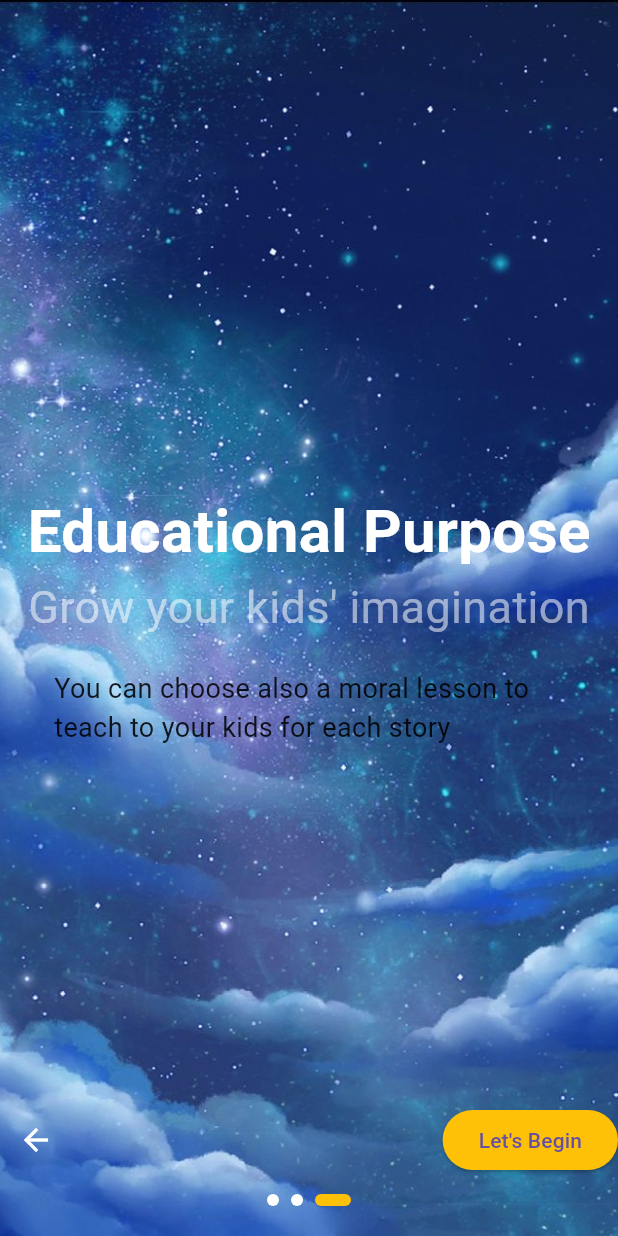
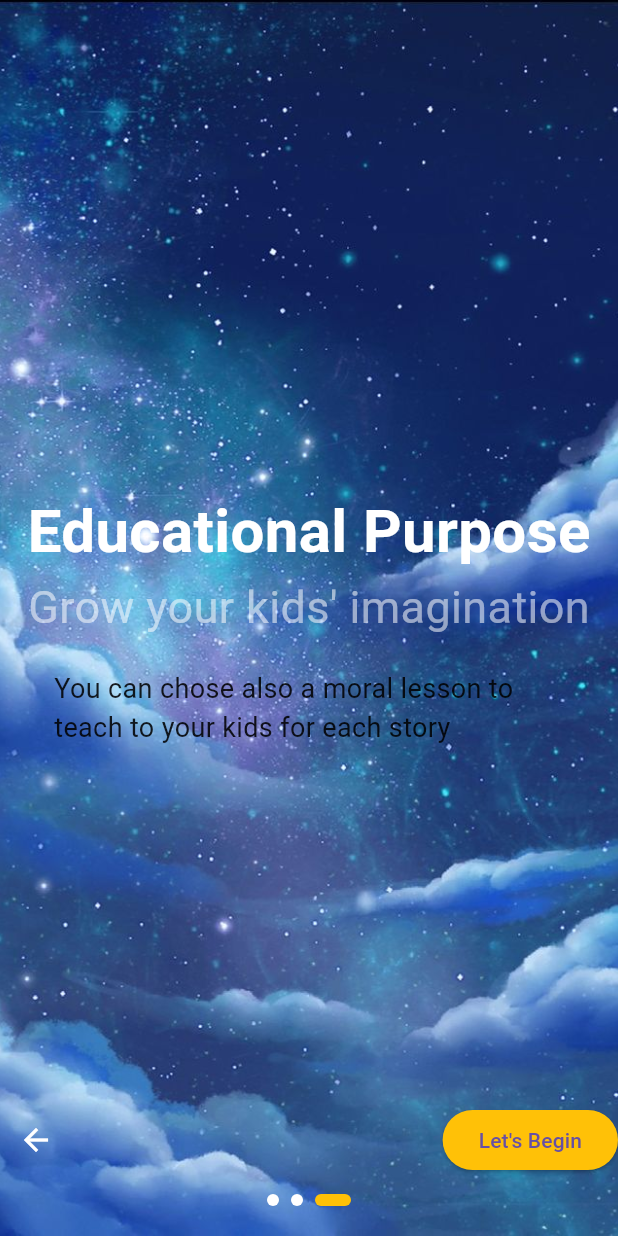
Before and after one commit to gabrizuzu/DreamyTales, a Flutter app: the screen it shows after launch, swiped to page 3, on a phone screen of 412 x 824 dp. Run offline on Flutter 3.47's test engine with Material 3 defaults, Android fonts, the light colour scheme and no system bars; our stand-ins replace firebase_auth, firebase_core, font_awesome_flutter, shared_preferences; accounts and stored records are empty.

Commit message:
definitivo funzionante con profilazione salvata

```diff
--- a/lib/main.dart
+++ b/lib/main.dart
@@ -1,46 +1,25 @@
-import 'package:dreamy_tales/pages/login_register_page.dart';
 import 'package:dreamy_tales/widget_tree.dart';
 import 'package:firebase_core/firebase_core.dart';
 import 'package:flutter/material.dart';
-import 'package:shared_preferences/shared_preferences.dart';
-import 'pages/tutorial_screen.dart';
 
 Future<void> main() async {
   WidgetsFlutterBinding.ensureInitialized();
   await Firebase.initializeApp();
-
-  // Controlla se il tutorial è già stato visualizzato
-  SharedPreferences prefs = await SharedPreferences.getInstance();
-  bool isTutorialSeen = prefs.getBool('isTutorialSeen') ?? false;
-
-  runApp(MyApp(isTutorialSeen: isTutorialSeen));
+  runApp(const MyApp());
 }
 
 class MyApp extends StatelessWidget {
-  final bool isTutorialSeen;
+  const MyApp({super.key});
 
-  const MyApp({Key? key, required this.isTutorialSeen}) : super(key: key);
-
+  // This widget is the root of your application.
   @override
   Widget build(BuildContext context) {
-    // Se il tutorial è già stato visto, vai direttamente alla LoginPage
-    if (isTutorialSeen) {
     return MaterialApp(
       debugShowCheckedModeBanner: false,
       theme: ThemeData(
         primarySwatch: Colors.purple,
       ),
-        home: WidgetTree(),
-      );
-    } else {
-      // Se il tutorial non è stato ancora visto, avvia il tutorial
-      return MaterialApp(
-        debugShowCheckedModeBanner: false,
-        theme: ThemeData(
-          primarySwatch: Colors.purple,
-        ),
-        home: TutorialScreen(),
+      home: const WidgetTree(),
     );
   }
 }
-}
--- a/lib/pages/tutorial_screen.dart
+++ b/lib/pages/tutorial_screen.dart
@@ -1,13 +1,13 @@
-import 'package:dreamy_tales/widget_tree.dart';
+
+import 'package:dreamy_tales/pages/login_register_page.dart';
+
+import 'package:dreamy_tales/widgets/app_large_text.dart';
+import 'package:dreamy_tales/widgets/app_text.dart';
+
 import 'package:flutter/material.dart';
-import 'package:shared_preferences/shared_preferences.dart';
-import '../widgets/app_large_text.dart';
-import '../widgets/app_text.dart';
-import 'login_register_page.dart';
 
 class TutorialScreen extends StatefulWidget {
-  const TutorialScreen({Key? key}) : super(key: key);
-
+  const TutorialScreen({Key? key}) : super(key:key);
   @override
   _TutorialScreenState createState() => _TutorialScreenState();
 }
@@ -15,14 +15,13 @@ class TutorialScreen extends StatefulWidget {
 class _TutorialScreenState extends State<TutorialScreen> {
   final PageController _pageController = PageController();
   int _currentPage = 0;
-  late SharedPreferences _prefs;
 
   List images = [
     'welcome1.jpg',
     'welcome2.jpg',
     'welcome3.jpg',
   ];
-  List largetext = [
+  List largetext= [
     'Dreamy Tales',
     'Original Stories',
     "Educational Purpose",
@@ -35,32 +34,8 @@ class _TutorialScreenState extends State<TutorialScreen> {
   List description = [
     "Dreamy Tales is a platform where you can generate and read stories. You can also share your stories with your friends and family.",
     "You can generate your own original story by selecting the characters, setting, and plot.",
-    "You can choose also a moral lesson to teach to your kids for each story",
+    "You can chose also a moral lesson to teach to your kids for each story",
   ];
-
-  @override
-  void initState() {
-    super.initState();
-    _checkIfFirstTime();
-  }
-
-  _checkIfFirstTime() async {
-    _prefs = await SharedPreferences.getInstance();
-    bool isFirstTime = _prefs.getBool('isFirstTime') ?? true;
-
-    if (!isFirstTime) {
-      // Se non è la prima volta, vai direttamente alla tua LoginPage
-      Navigator.of(context).pushReplacement(
-        MaterialPageRoute(builder: (context) => const LoginPage()),
-      );
-    }
-  }
-
-  _setFirstTimeFlag() async {
-    // Imposta il flag che indica che il tutorial è stato visto
-    await _prefs.setBool('isFirstTime', false);
-  }
-
   @override
   Widget build(BuildContext context) {
     return Scaffold(
@@ -71,7 +46,7 @@ class _TutorialScreenState extends State<TutorialScreen> {
             controller: _pageController,
             itemCount: images.length,
             itemBuilder: (context, index) {
-              return buildTutorialSlide(context, index);
+              return buildTutorialSlide(context,index);
             },
             onPageChanged: (int page) {
               setState(() {
@@ -120,13 +95,9 @@ class _TutorialScreenState extends State<TutorialScreen> {
                 if (_currentPage == images.length - 1)
                   ElevatedButton(
                     onPressed: () {
-                      // Imposta il flag che indica che il tutorial è stato visto
-                      _setFirstTimeFlag();
-
-                      // Vai alla tua LoginPage
-                      Navigator.of(context).pushReplacement(
-                        MaterialPageRoute(builder: (context) => const WidgetTree()),
-                      );
+                      Navigator.of(context).pushReplacement(MaterialPageRoute(
+                        builder: (context) => const LoginPage(),
+                      ));
                     },
                     style: ElevatedButton.styleFrom(
                       backgroundColor: Colors.amber,
@@ -145,7 +116,7 @@ class _TutorialScreenState extends State<TutorialScreen> {
     return Container(
       decoration: BoxDecoration(
         image: DecorationImage(
-          image: AssetImage('img/' + images[index]),
+          image: AssetImage('img/'+images[index]),
           fit: BoxFit.cover,
         ),
       ),
@@ -155,8 +126,8 @@ class _TutorialScreenState extends State<TutorialScreen> {
           mainAxisAlignment: MainAxisAlignment.center,
           crossAxisAlignment: CrossAxisAlignment.center,
           children: [
-            AppLargeText(text: largetext[index], size: 40, color: Colors.white),
-            AppText(text: text[index], size: 30, color: Colors.white54),
+            AppLargeText(text: largetext[index], size: 40,color: Colors.white),
+            AppText(text: text[index], size: 30,color: Colors.white54),
             SizedBox(height: 20,),
             Flexible(
                 child: Padding(
@@ -168,13 +139,14 @@ class _TutorialScreenState extends State<TutorialScreen> {
                       color: Colors.black87,
                     ),
                   ),
-              ),
+                )
             ),
           ],
         ),
       ),
     );
   }
+
 
   List<Widget> _buildPageIndicator() {
     List<Widget> indicators = [];
```
Also changed, not shown: lib/pages/tutorial_manager.dart (deleted, +0 -37 lines). Lines whose indentation alone changed are shown as unchanged.
